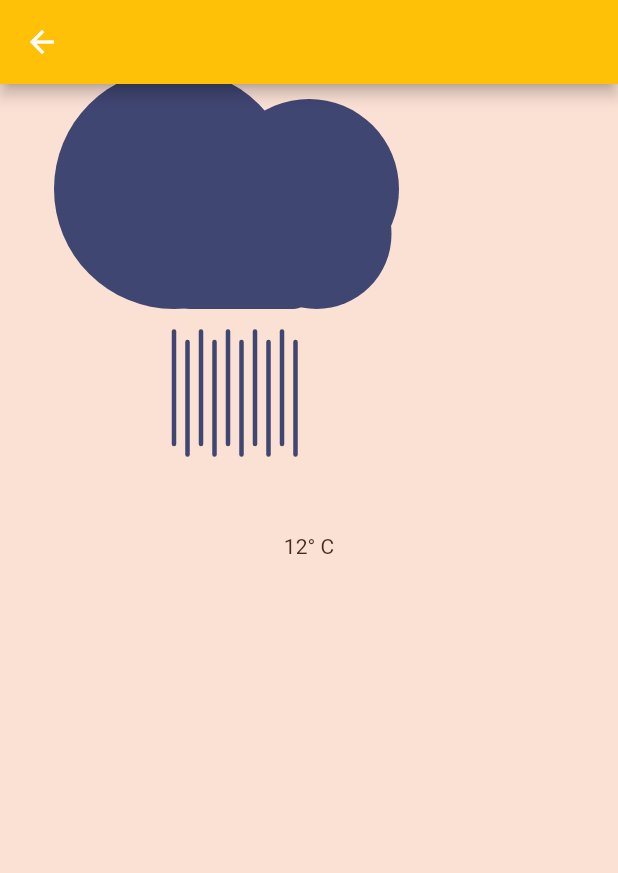
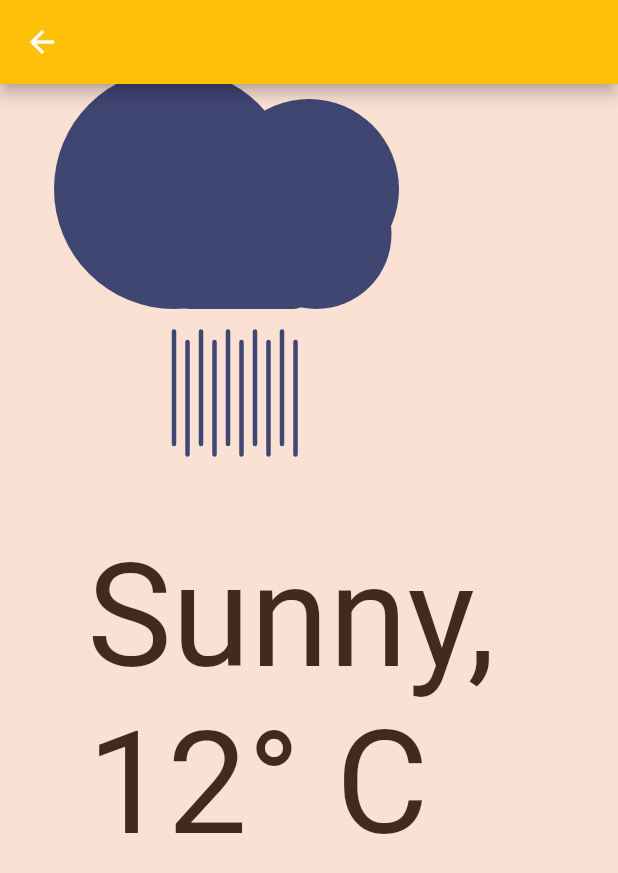
Before and after one commit to cripnail/advanced-widgets, a Flutter app: the DetailScreen screen opened by its route, on a phone screen of 412 x 824 dp. Shown: the top 873 px of the screen. Run offline on Flutter 3.47's test engine with Material 2 defaults, Android fonts, the phone set to English and light mode, and no system bars.

Commit message:
Add myMap widget

```diff
--- a/lib/main.dart
+++ b/lib/main.dart
@@ -24,7 +24,7 @@ class MyApp extends StatelessWidget {
       initialRoute: '/first',
       routes: {
         '/first': (context) => const HomeScreen(),
-        '/second': (context) => const DetailScreen(),
+        '/second': (context) => DetailScreen(),
       },
     );
   }
--- a/lib/widgets/hero/detail_screen.dart
+++ b/lib/widgets/hero/detail_screen.dart
@@ -4,21 +4,27 @@ import 'package:flutter/material.dart';
 import '../clouds/clouds_background.dart';
 
 class DetailScreen extends StatelessWidget {
-  const DetailScreen({Key? key, this.value = 0}) : super(key: key);
+  DetailScreen({Key? key, this.value = 0}) : super(key: key);
   final double value;
 
-  String weatherText(double value) {
-    if (value <= 0.2 && value > 0) {
-      return "Sunny,";
-    }
-    if (value <= 0.2 && value > 0) {
-      return "Cloudy,";
+  String? weatherText(double value) {
+    if (value <= 0.2 && value >= 0) {
+      return myMap[1];
     }
     if (value <= 0.8 && value > 0.2) {
-      return "Rainy,";
+      return myMap[2];
     }
-    return "12° С";
+    if (value <= 1 && value > 0.8) {
+      return myMap[3];
+    }
+    return null;
   }
+
+  final Map<int, String> myMap = {
+    1: "Sunny, \n12° С",
+    2: "Cloudy, \n12° С",
+    3: "Rainy, \n12° С",
+  };
 
   @override
   Widget build(BuildContext context) {
@@ -41,7 +47,8 @@ class DetailScreen extends StatelessWidget {
                           child: Clouds(value: value))),
                   Tint(
                     color: const Color.fromARGB(40, 255, 84, 6),
-                    child: Text(weatherText(value),
+                    child: Text(weatherText(value)!,
+                        style: const TextStyle(fontSize: 95),
                         textDirection: TextDirection.ltr),
                   ),
                 ]),
```
Also changed, not shown: lib/controllers/forecast_controller.dart (deleted, +0 -14 lines), lib/home.dart (+21 -12 lines), lib/models/src/offset_sequence_animation.dart (deleted, +0 -23 lines), lib/models/src/weather.dart (deleted, +0 -56 lines), lib/widgets/clouds/clouds_background.dart (+4 -59 lines).
